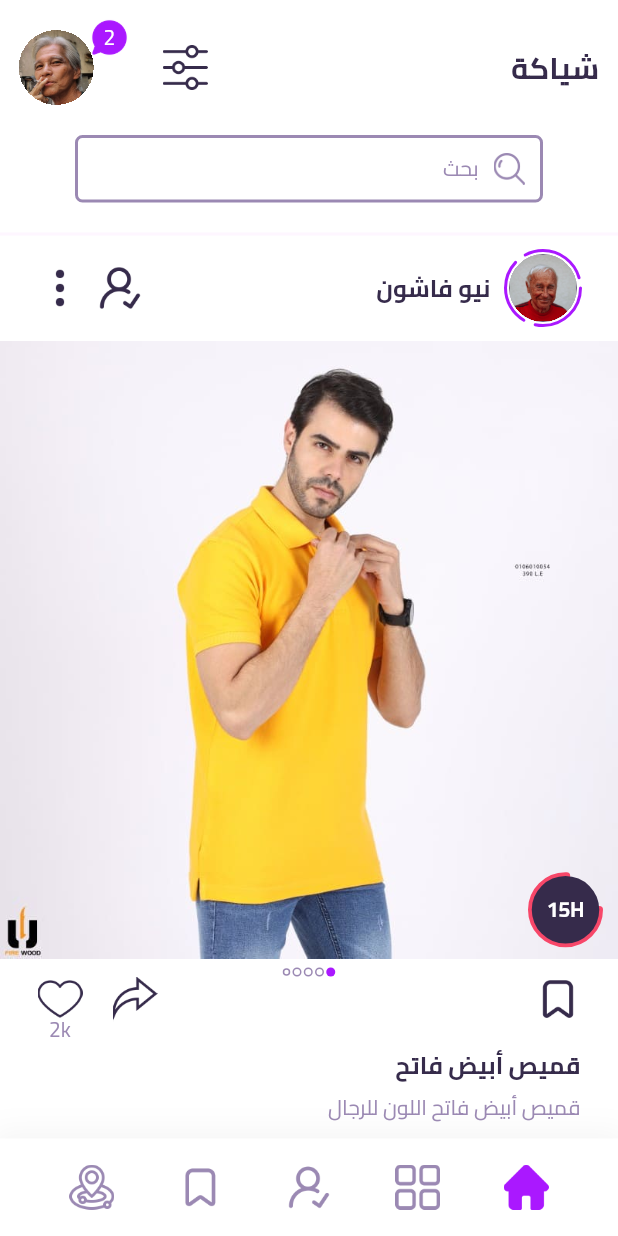
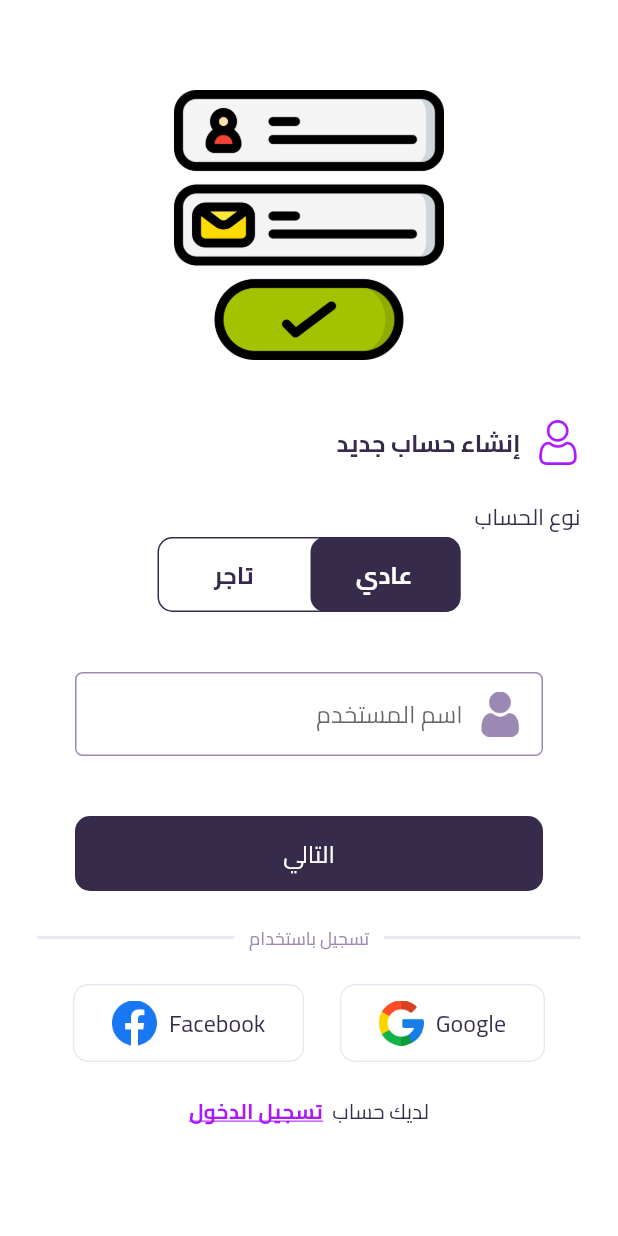
Before and after one commit to amrmhassan/sheaaka, a Flutter app: the screen it shows after launch, on a phone screen of 412 x 824 dp. Run offline on Flutter 3.47's test engine with Material 2 defaults, Android fonts, the phone set to English and light mode, and no system bars; drawn by our look-alikes of dotted_border.

Commit message:
sign up step1 UI

```diff
--- a/lib/main.dart
+++ b/lib/main.dart
@@ -9,6 +9,7 @@ import 'package:project/screens/login_screen/login_screen.dart';
 import 'package:project/screens/product_screen/product_screen.dart';
 import 'package:project/screens/profile_screen/profile_screen.dart';
 import 'package:project/screens/search_screen/search_screen.dart';
+import 'package:project/screens/signup_screen/signup_screen.dart';
 import 'package:project/screens/store_screen/store_screen.dart';
 
 bool testing = false;
@@ -45,7 +46,7 @@ class MyApp extends StatelessWidget {
           ),
         ),
       ),
-      initialRoute: HolderScreen.routeName,
+      initialRoute: SignUpScreen.routeName,
       routes: {
         HolderScreen.routeName: (context) => HolderScreen(),
         ProductScreen.routeName: (context) => ProductScreen(),
@@ -54,6 +55,7 @@ class MyApp extends StatelessWidget {
         ProfileScreen.routeName: (context) => ProfileScreen(),
         SearchScreen.routeName: (context) => SearchScreen(),
         LoginScreen.routeName: (context) => LoginScreen(),
+        SignUpScreen.routeName: (context) => SignUpScreen(),
       },
     );
   }
--- a/lib/screens/login_screen/login_screen.dart
+++ b/lib/screens/login_screen/login_screen.dart
@@ -3,6 +3,7 @@
 import 'package:flutter/material.dart';
 import 'package:project/global/widgets/screens_wrapper.dart';
 import 'package:project/global/widgets/v_space.dart';
+import 'package:project/screens/holder_screen/holder_screen.dart';
 import 'package:project/screens/home_screen/widgets/padding_wrapper.dart';
 import 'package:project/screens/login_screen/widgets/custom_form_input.dart';
 import 'package:project/screens/login_screen/widgets/dont_have_account.dart';
@@ -24,11 +25,16 @@ class LoginScreen extends StatelessWidget {
           mainAxisAlignment: MainAxisAlignment.spaceEvenly,
           children: [
             VSpace(),
-            FormHeaderWithLogo(),
+            FormHeaderWithLogo(
+              iconName: 'login',
+              title: 'شياكة',
+            ),
             VSpace(factor: 2),
             Column(
               children: [
-                FormPromoWithLogo(),
+                FormPromoWithLogo(
+                  title: 'تسجيل الدخول',
+                ),
                 VSpace(factor: .5),
                 CustomFormInput(
                   title: 'الايميل',
@@ -41,9 +47,17 @@ class LoginScreen extends StatelessWidget {
                   trailingIconName: 'view',
                 ),
                 VSpace(),
-                LoginButton(),
+                LoginButton(
+                  title: 'تسجيل الدخول',
+                  onTap: () {
+                    Navigator.pushReplacementNamed(
+                        context, HolderScreen.routeName);
+                  },
+                ),
                 VSpace(),
-                DontHaveAccount(),
+                DontHaveAccount(
+                  onTap: () {},
+                ),
               ],
             ),
             VSpace(factor: 2),
--- a/lib/screens/login_screen/widgets/dont_have_account.dart
+++ b/lib/screens/login_screen/widgets/dont_have_account.dart
@@ -7,8 +7,17 @@ import 'package:project/constants/styles.dart';
 import 'package:project/screens/home_screen/widgets/padding_wrapper.dart';
 
 class DontHaveAccount extends StatelessWidget {
+  final String? title;
+  final String? subTitle;
+  final TextAlign? textAlign;
+  final VoidCallback onTap;
+
   const DontHaveAccount({
     Key? key,
+    this.textAlign,
+    this.subTitle,
+    this.title,
+    required this.onTap,
   }) : super(key: key);
 
   @override
@@ -17,17 +26,19 @@ class DontHaveAccount extends StatelessWidget {
       padding: EdgeInsets.symmetric(horizontal: kHPad),
       child: SizedBox(
         width: double.infinity,
+        child: GestureDetector(
+          onTap: onTap,
           child: RichText(
-          textAlign: TextAlign.start,
+            textAlign: textAlign ?? TextAlign.start,
             text: TextSpan(
               style: h4LiteTextStyle.copyWith(color: kActiveTextColor),
               children: [
                 TextSpan(
-                text: 'ليس لديك حساب ؟',
+                  text: title ?? 'ليس لديك حساب ؟',
                 ),
                 TextSpan(text: '  '),
                 TextSpan(
-                text: 'تسجيل حساب جديد',
+                  text: subTitle ?? 'تسجيل حساب جديد',
                   style: h4TextStyle.copyWith(
                     color: kPrimaryColor,
                     decoration: TextDecoration.underline,
@@ -37,6 +48,7 @@ class DontHaveAccount extends StatelessWidget {
             ),
           ),
         ),
+      ),
     );
   }
 }
--- a/lib/screens/login_screen/widgets/form_header_with_logo.dart
+++ b/lib/screens/login_screen/widgets/form_header_with_logo.dart
@@ -4,8 +4,12 @@ import 'package:flutter/material.dart';
 import 'package:project/constants/styles.dart';
 
 class FormHeaderWithLogo extends StatelessWidget {
+  final String iconName;
+  final String? title;
   const FormHeaderWithLogo({
     Key? key,
+    required this.iconName,
+    this.title,
   }) : super(key: key);
 
   @override
@@ -14,18 +18,19 @@ class FormHeaderWithLogo extends StatelessWidget {
       children: [
         Container(
           width: double.infinity,
-          height: 200,
+          height: 180,
           alignment: Alignment.bottomCenter,
           child: Image.asset(
-            'assets/icons/login.png',
-            width: 200,
+            'assets/icons/$iconName.png',
+            width: 180,
             fit: BoxFit.cover,
           ),
         ),
-        Text(
-          'شياكة',
-          style: h1TextStyle,
-        ),
+        if (title != null)
+          Text(
+            title.toString(),
+            style: h1TextStyle,
+          ),
       ],
     );
   }
--- a/lib/screens/login_screen/widgets/form_promo_with_logo.dart
+++ b/lib/screens/login_screen/widgets/form_promo_with_logo.dart
@@ -7,8 +7,11 @@ import 'package:project/constants/styles.dart';
 import 'package:project/global/widgets/h_space.dart';
 
 class FormPromoWithLogo extends StatelessWidget {
+  final String title;
+
   const FormPromoWithLogo({
     Key? key,
+    required this.title,
   }) : super(key: key);
 
   @override
@@ -22,7 +25,7 @@ class FormPromoWithLogo extends StatelessWidget {
         ),
         HSpace(factor: .5),
         Text(
-          'تسجيل الدخول',
+          title,
           style: h3TextStyle,
         )
       ],
--- a/lib/screens/login_screen/widgets/login_button.dart
+++ b/lib/screens/login_screen/widgets/login_button.dart
@@ -9,8 +9,13 @@ import 'package:project/screens/holder_screen/holder_screen.dart';
 import 'package:project/screens/home_screen/widgets/padding_wrapper.dart';
 
 class LoginButton extends StatelessWidget {
+  final String title;
+  final VoidCallback onTap;
+
   const LoginButton({
     Key? key,
+    required this.onTap,
+    required this.title,
   }) : super(key: key);
 
   @override
@@ -20,11 +25,9 @@ class LoginButton extends StatelessWidget {
       child: ButtonWrapper(
         padding: EdgeInsets.symmetric(vertical: kVPad / 2),
         backgroundColor: kBlackColor,
-        onTap: () {
-          Navigator.pushReplacementNamed(context, HolderScreen.routeName);
-        },
+        onTap: onTap,
         child: Text(
-          'تسجيل الدخول',
+          title,
           style: h3LiteTextStyle.copyWith(color: Colors.white),
         ),
       ),
--- a/lib/screens/login_screen/widgets/social_account_header.dart
+++ b/lib/screens/login_screen/widgets/social_account_header.dart
@@ -7,8 +7,13 @@ import 'package:project/global/widgets/h_line.dart';
 import 'package:project/global/widgets/h_space.dart';
 
 class SocialAccountsHeader extends StatelessWidget {
+  final String? title;
+  final Color? color;
+
   const SocialAccountsHeader({
     Key? key,
+    this.color,
+    this.title,
   }) : super(key: key);
 
   @override
@@ -23,8 +28,8 @@ class SocialAccountsHeader extends StatelessWidget {
         ),
         HSpace(factor: .5),
         Text(
-          'تسجيل باستخدام',
-          style: h5LiteTextStyle,
+          title ?? 'تسجيل باستخدام',
+          style: h5LiteTextStyle.copyWith(color: color),
         ),
         HSpace(factor: .5),
         Expanded(
--- /dev/null
+++ b/lib/screens/signup_screen/signup_screen.dart
@@ -0,0 +1,20 @@
+// ignore_for_file: prefer_const_literals_to_create_immutables, prefer_const_constructors
+
+import 'package:flutter/material.dart';
+import 'package:project/global/widgets/screens_wrapper.dart';
+import 'package:project/screens/home_screen/widgets/padding_wrapper.dart';
+import 'package:project/screens/signup_screen/widgets/signup_step1.dart';
+
+class SignUpScreen extends StatelessWidget {
+  const SignUpScreen({Key? key}) : super(key: key);
+  static const String routeName = '/signup-screen';
+
+  @override
+  Widget build(BuildContext context) {
+    return ScreensWrapper(
+      child: PaddingWrapper(
+        child: SignUpStep1(),
+      ),
+    );
+  }
+}
--- /dev/null
+++ b/lib/screens/signup_screen/widgets/email_type_switch.dart
@@ -0,0 +1,93 @@
+// ignore_for_file: prefer_const_constructors
+
+import 'package:flutter/material.dart';
+import 'package:project/constants/colors.dart';
+import 'package:project/constants/sizes.dart';
+import 'package:project/constants/styles.dart';
+
+const double width = 200;
+const double borderWidth = 1;
+const double height = 50;
+
+class EmailTypeSwitch extends StatefulWidget {
+  const EmailTypeSwitch({
+    Key? key,
+  }) : super(key: key);
+
+  @override
+  State<EmailTypeSwitch> createState() => _EmailTypeSwitchState();
+}
+
+class _EmailTypeSwitchState extends State<EmailTypeSwitch> {
+  bool on = true;
+  void toggleButton() {
+    setState(() {
+      on = !on;
+    });
+  }
+
+  @override
+  Widget build(BuildContext context) {
+    return Row(
+      mainAxisAlignment: MainAxisAlignment.center,
+      children: [
+        GestureDetector(
+          onTap: toggleButton,
+          child: Stack(
+            children: [
+              Positioned(
+                right: on ? 0 : width / 2 + borderWidth,
+                child: Container(
+                  width: width / 2,
+                  height: height,
+                  decoration: BoxDecoration(
+                    color: kBlackColor,
+                    borderRadius: BorderRadius.circular(mediumBorderRadius),
+                  ),
+                ),
+              ),
+              Container(
+                width: width + 2 * borderWidth,
+                height: height,
+                decoration: BoxDecoration(
+                  borderRadius: BorderRadius.circular(
+                    mediumBorderRadius,
+                  ),
+                  border: Border.all(
+                    width: borderWidth,
+                    color: kBlackColor,
+                  ),
+                ),
+                child: Row(
+                  mainAxisAlignment: MainAxisAlignment.spaceBetween,
+                  children: [
+                    Container(
+                      alignment: Alignment.center,
+                      width: width / 2,
+                      child: Text(
+                        'عادي',
+                        style: h3TextStyle.copyWith(
+                          color: on ? Colors.white : kBlackColor,
+                        ),
+                      ),
+                    ),
+                    Container(
+                      width: width / 2,
+                      alignment: Alignment.center,
+                      child: Text(
+                        'تاجر',
+                        style: h3TextStyle.copyWith(
+                          color: on ? kBlackColor : Colors.white,
+                        ),
+                      ),
+                    ),
+                  ],
+                ),
+              ),
+            ],
+          ),
+        ),
+      ],
+    );
+  }
+}
--- /dev/null
+++ b/lib/screens/signup_screen/widgets/signup_step1.dart
@@ -0,0 +1,81 @@
+// ignore_for_file: prefer_const_constructors
+
+import 'package:flutter/material.dart';
+import 'package:project/constants/colors.dart';
+import 'package:project/global/widgets/v_space.dart';
+import 'package:project/screens/login_screen/widgets/custom_form_input.dart';
+import 'package:project/screens/login_screen/widgets/dont_have_account.dart';
+import 'package:project/screens/login_screen/widgets/form_header_with_logo.dart';
+import 'package:project/screens/login_screen/widgets/form_promo_with_logo.dart';
+import 'package:project/screens/login_screen/widgets/login_button.dart';
+import 'package:project/screens/login_screen/widgets/social_account_header.dart';
+import 'package:project/screens/login_screen/widgets/social_button.dart';
+import 'package:project/screens/signup_screen/widgets/email_type_switch.dart';
+
+class SignUpStep1 extends StatelessWidget {
+  const SignUpStep1({
+    Key? key,
+  }) : super(key: key);
+
+  @override
+  Widget build(BuildContext context) {
+    return Column(
+      mainAxisAlignment: MainAxisAlignment.start,
+      children: [
+        VSpace(factor: 3),
+        FormHeaderWithLogo(iconName: 'sign-up'),
+        VSpace(factor: 2),
+        Column(
+          crossAxisAlignment: CrossAxisAlignment.start,
+          children: [
+            FormPromoWithLogo(
+              title: 'إنشاء حساب جديد',
+            ),
+            VSpace(),
+            Text('نوع الحساب'),
+            EmailTypeSwitch(),
+            VSpace(factor: 2),
+            CustomFormInput(
+              iconName: 'user',
+              title: 'اسم المستخدم',
+              color: kSecondaryColor,
+              borderColor: kSecondaryColor,
+            ),
+            VSpace(factor: 2),
+            LoginButton(
+              title: 'التالي',
+              onTap: () {},
+            ),
+            VSpace(),
+            SocialAccountsHeader(
+              color: kInActiveTextColor,
+            ),
+            VSpace(),
+            Row(
+              mainAxisAlignment: MainAxisAlignment.spaceEvenly,
+              children: [
+                SocialButton(
+                  title: 'Google',
+                  iconName: 'google',
+                  onTap: () {},
+                ),
+                SocialButton(
+                  title: 'Facebook',
+                  iconName: 'facebook',
+                  onTap: () {},
+                ),
+              ],
+            ),
+            VSpace(),
+            DontHaveAccount(
+              title: 'لديك حساب',
+              subTitle: 'تسجيل الدخول',
+              textAlign: TextAlign.center,
+              onTap: () {},
+            ),
+          ],
+        ),
+      ],
+    );
+  }
+}
```
Lines whose indentation alone changed are shown as unchanged.
